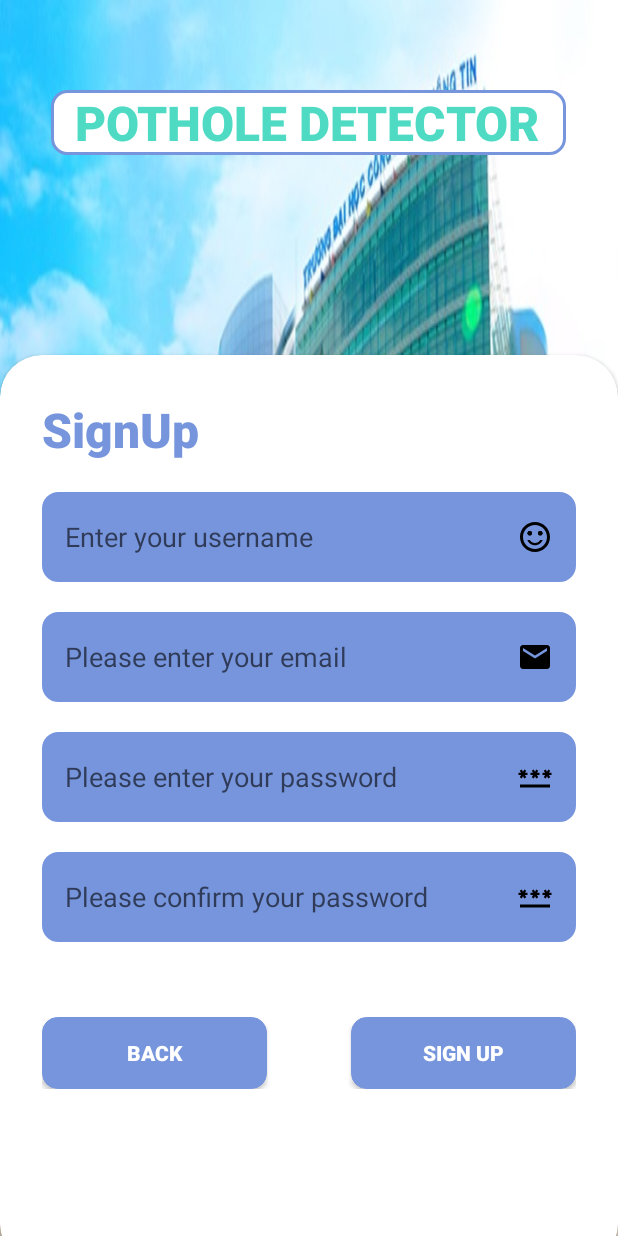
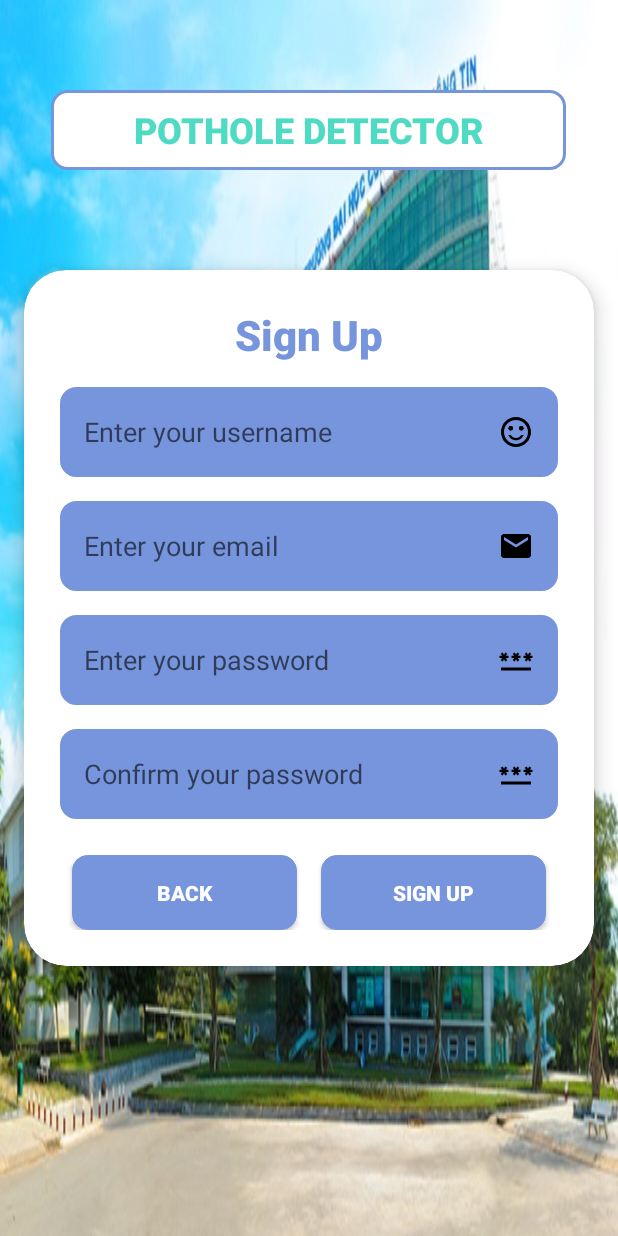
Before and after one commit to Ne1h/detectApplication2, an Android app: the SignUpActivity screen opened directly, with no data from a screen before it, on a phone screen of 412 x 824 dp. Run offline under Robolectric (Android 15) with nearby library versions, the phone set to English and light mode, and no system bars; our stand-ins replace Firebase (no records; nobody signed in at launch, a user with empty details on screens opened directly).

Commit message:
update interface

```diff
--- a/app/src/main/res/layout/activity_main.xml
+++ b/app/src/main/res/layout/activity_main.xml
@@ -32,7 +32,7 @@
         android:layout_height="wrap_content"
         android:layout_alignParentBottom="true"
         app:cardCornerRadius="28dp"
-        android:layout_marginBottom="-20dp"
+        android:layout_marginBottom="200dp"
         android:id="@+id/card_view"        >
 
         <LinearLayout
@@ -85,7 +85,7 @@
 
             <View
             android:layout_width="wrap_content"
-            android:layout_height="90dp"/>
+            android:layout_height="10dp"/>
         </LinearLayout>
     </androidx.cardview.widget.CardView>
 
--- a/app/src/main/res/layout/activity_sign_up.xml
+++ b/app/src/main/res/layout/activity_sign_up.xml
@@ -8,155 +8,154 @@
     android:background="@drawable/bgroad"
     tools:context=".SignUpActivity">
 
-    <!--    xay logo-->
+    <!-- Header Section -->
     <LinearLayout
-        android:layout_width="wrap_content"
-        android:layout_height="wrap_content"
+        android:layout_width="343dp"
+        android:layout_height="53dp"
         android:layout_centerHorizontal="true"
         android:layout_marginTop="60dp"
         android:background="@drawable/bglogo"
-        android:gravity="center">
+        android:gravity="center"
+        android:orientation="vertical">
 
         <TextView
-            android:layout_width="343dp"
-            android:layout_height="match_parent"
+            android:layout_width="wrap_content"
+            android:layout_height="wrap_content"
             android:fontFamily="sans-serif-medium"
-            android:text="  POTHOLE DETECTOR"
+            android:text="POTHOLE DETECTOR"
             android:textColor="#4FDBC3"
-            android:textSize="32sp"
-            android:textStyle="bold" />
+            android:textSize="24sp"
+            android:textStyle="bold"
+            android:gravity="center" />
     </LinearLayout>
-    <!--xay cardview -->
+
+    <!-- Sign-Up Card -->
     <androidx.cardview.widget.CardView
+        android:id="@+id/card_view"
         android:layout_width="match_parent"
         android:layout_height="wrap_content"
-        android:layout_alignParentBottom="true"
+        android:layout_centerInParent="true"
+        android:layout_margin="16dp"
         app:cardCornerRadius="28dp"
-        android:layout_marginBottom="-20dp"
-        android:id="@+id/card_view"        >
-
-
+        app:cardElevation="8dp">
 
         <LinearLayout
             android:layout_width="match_parent"
             android:layout_height="wrap_content"
             android:orientation="vertical"
-            android:padding="28dp">
+            android:gravity="center_horizontal"
+            android:padding="24dp">
+
+            <!-- Title -->
             <TextView
                 android:layout_width="wrap_content"
                 android:layout_height="wrap_content"
-                android:text="SignUp"
-                android:textStyle="bold"
+                android:fontFamily="sans-serif-medium"
+                android:text="Sign Up"
                 android:textColor="#7695DC"
-                android:textSize="32sp"
-                android:fontFamily="sans-serif-medium"/>
+                android:textSize="28sp"
+                android:textStyle="bold" />
+
+            <!-- Spacing -->
             <View
-                android:layout_width="wrap_content"
-                android:layout_height="20dp"/>
-            <!--            ========================================================================-->
+                android:layout_width="match_parent"
+                android:layout_height="16dp" />
+
+            <!-- Username -->
             <EditText
                 android:id="@+id/edt_username"
                 android:layout_width="match_parent"
+                android:layout_height="60dp"
                 android:background="@drawable/bgbuttongoogle"
-                android:paddingHorizontal="15dp"
-                android:layout_height="60dp"
-                android:inputType="textEmailAddress"
                 android:drawableEnd="@drawable/smile_icon"
-                android:hint="Enter your username"/>
+                android:hint="Enter your username"
+                android:inputType="text"
+                android:paddingHorizontal="16dp" />
+
+            <!-- Spacing -->
             <View
-                android:layout_width="wrap_content"
-                android:layout_height="20dp"/>
-            <!--            ========================================================================-->
+                android:layout_width="match_parent"
+                android:layout_height="16dp" />
+
+            <!-- Email -->
             <EditText
                 android:id="@+id/edt_email"
                 android:layout_width="match_parent"
                 android:layout_height="60dp"
+                android:background="@drawable/bgbuttongoogle"
+                android:drawableEnd="@drawable/email_icon"
+                android:hint="Enter your email"
                 android:inputType="textEmailAddress"
-                android:background="@drawable/bgbuttongoogle"
-                android:paddingHorizontal="15dp"
-                android:drawableEnd="@drawable/email_icon"
-                android:hint="Please enter your email"/>
+                android:paddingHorizontal="16dp" />
+
+            <!-- Spacing -->
             <View
-                android:layout_width="wrap_content"
-                android:layout_height="20dp"/>
-            <!--            ========================================================================-->
+                android:layout_width="match_parent"
+                android:layout_height="16dp" />
+
+            <!-- Password -->
             <EditText
                 android:id="@+id/edt_password"
                 android:layout_width="match_parent"
                 android:layout_height="60dp"
+                android:background="@drawable/bgbuttongoogle"
                 android:drawableEnd="@drawable/password_icon"
+                android:hint="Enter your password"
                 android:inputType="textPassword"
-                android:background="@drawable/bgbuttongoogle"
-                android:paddingHorizontal="15dp"
-                android:hint="Please enter your password"/>
+                android:paddingHorizontal="16dp" />
+
+            <!-- Spacing -->
             <View
-                android:layout_width="wrap_content"
-                android:layout_height="20dp"/>
+                android:layout_width="match_parent"
+                android:layout_height="16dp" />
 
-            <!--            ========================================================================-->
+            <!-- Confirm Password -->
             <EditText
                 android:id="@+id/edt_confirm_password"
                 android:layout_width="match_parent"
                 android:layout_height="60dp"
+                android:background="@drawable/bgbuttongoogle"
+                android:drawableEnd="@drawable/password_icon"
+                android:hint="Confirm your password"
                 android:inputType="textPassword"
-                android:drawableEnd="@drawable/password_icon"
-                android:background="@drawable/bgbuttongoogle"
-                android:paddingHorizontal="15dp"
-                android:hint="Please confirm your password"/>
+                android:paddingHorizontal="16dp" />
+
+            <!-- Spacing -->
             <View
-                android:layout_width="wrap_content"
-                android:layout_height="50dp"/>
+                android:layout_width="match_parent"
+                android:layout_height="24dp" />
+
+            <!-- Buttons Section -->
             <LinearLayout
                 android:layout_width="match_parent"
                 android:layout_height="wrap_content"
-                android:orientation="horizontal">
+                android:orientation="horizontal"
+                android:gravity="center">
+
                 <Button
                     android:id="@+id/btn_back"
                     android:layout_width="150dp"
-                    android:layout_height="wrap_content"
+                    android:layout_height="50dp"
+                    android:background="@drawable/bgbutton"
                     android:text="Back"
+                    android:textColor="@color/white"
                     android:textStyle="bold"
-                    android:fontFamily="sans-serif-medium"
-                    android:textColor="@color/white"
-                    android:background="@drawable/bgbutton"/>
+                    android:fontFamily="sans-serif-medium" />
+
                 <Space
-                    android:layout_width="match_parent"
-                    android:layout_height="match_parent"
-                    android:layout_weight="1"/>
+                    android:layout_width="16dp"
+                    android:layout_height="wrap_content" />
+
                 <Button
                     android:id="@+id/btn_signup"
                     android:layout_width="150dp"
-                    android:layout_height="wrap_content"
+                    android:layout_height="50dp"
                     android:background="@drawable/bgbutton"
-                    android:fontFamily="sans-serif-medium"
                     android:text="Sign Up"
                     android:textColor="@color/white"
-                    android:textStyle="bold" />
+                    android:textStyle="bold"
+                    android:fontFamily="sans-serif-medium" />
             </LinearLayout>
-            <View
-                android:layout_width="wrap_content"
-                android:layout_height="50dp"/>
-            <!--========================================================================-->
-<!--            <RelativeLayout-->
-<!--                android:layout_width="match_parent"-->
-<!--                android:layout_height="wrap_content">-->
-<!--                <CheckBox-->
-<!--                    android:layout_width="wrap_content"-->
-<!--                    android:layout_height="wrap_content"-->
-<!--                    android:text="Remember me"-->
-<!--                    android:layout_centerVertical="true"/>-->
-<!--                <TextView-->
-<!--                    android:layout_width="wrap_content"-->
-<!--                    android:layout_height="wrap_content"-->
-<!--                    android:text="I forgot my password"-->
-<!--                    android:layout_alignParentEnd="true"-->
-<!--                    android:layout_centerVertical="true"/>-->
-<!--            </RelativeLayout>-->
-            <!--========================================================================-->
-
-            <View
-                android:layout_width="wrap_content"
-                android:layout_height="40dp"/>
         </LinearLayout>
     </androidx.cardview.widget.CardView>
 
--- a/app/src/main/res/layout/fragment_setting.xml
+++ b/app/src/main/res/layout/fragment_setting.xml
@@ -6,7 +6,6 @@
     android:background="#4FDBC3"
     xmlns:app="http://schemas.android.com/apk/res-auto"
     tools:context=".SettingFragment">
-
 
     <!--xay cardview -->
     <androidx.cardview.widget.CardView
--- a/app/src/main/res/layout/splash_activity.xml
+++ b/app/src/main/res/layout/splash_activity.xml
@@ -13,8 +13,7 @@
         android:id="@+id/uit"
         android:layout_width="match_parent"
         android:layout_height="match_parent"
-        android:scaleType="fitCenter"
-        android:src="@drawable/uit" />
+        android:scaleType="fitCenter" />
   </RelativeLayout>
   <ProgressBar
       android:id="@+id/progress_bar"
```
Also changed, not shown: app/src/main/res/layout/activity_forgot_password.xml (+33 -27 lines), app/src/main/res/layout/activity_otp.xml (+59 -54 lines), app/src/main/res/layout/activity_sign_in.xml (+12 -13 lines).
